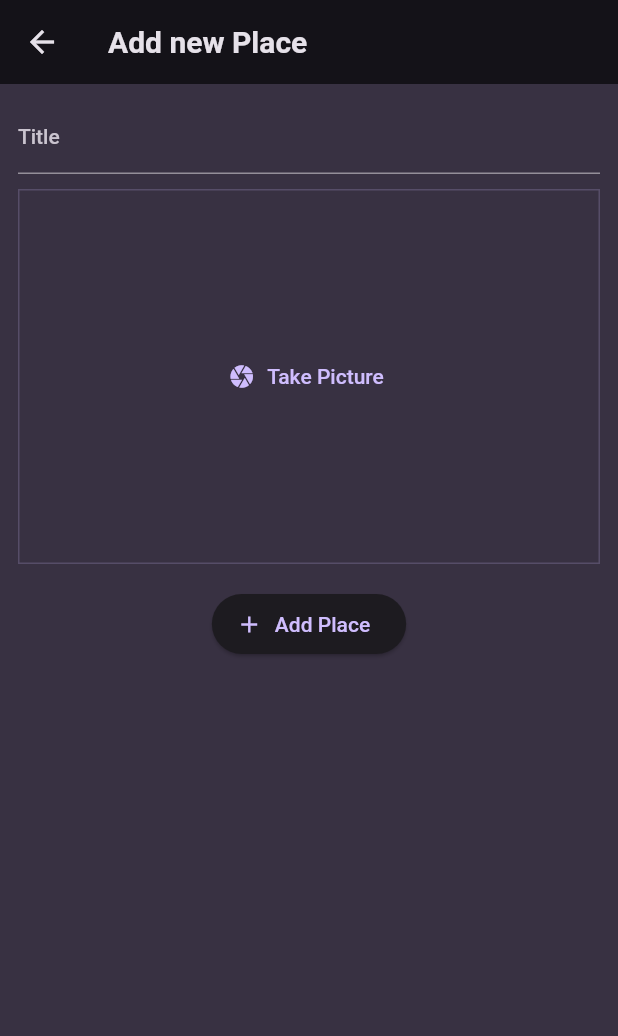
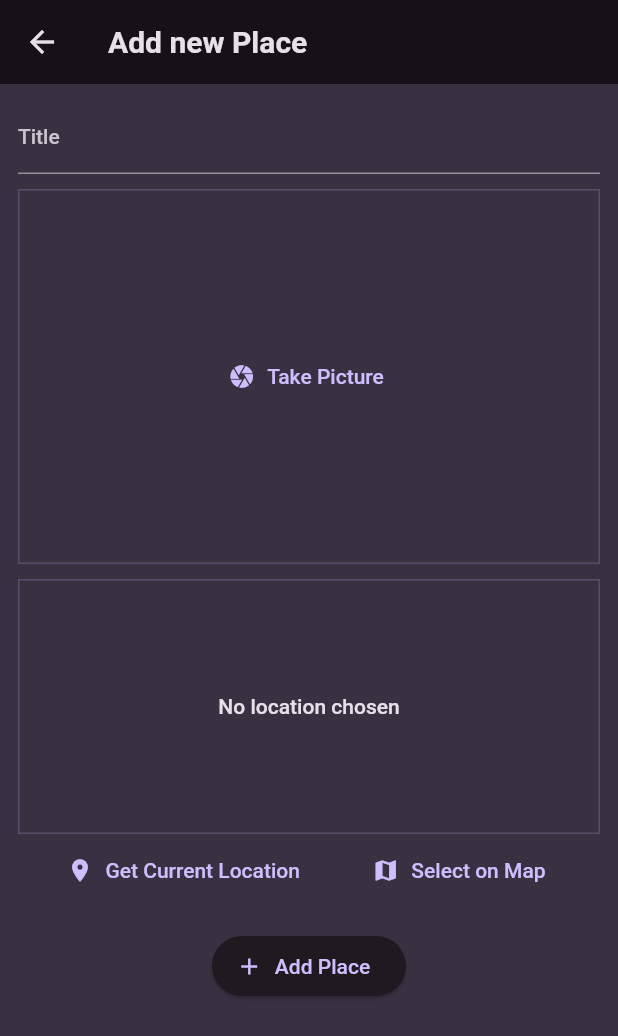
Before and after one commit to tyange/flutter_complete_favorite_places_app, a Flutter app: the AddPlaceScreen screen opened directly, on a phone screen of 412 x 824 dp. Shown: the top 1036 px of the screen. Run offline on Flutter 3.47's test engine with Material 2 defaults, Android fonts, the light colour scheme and no system bars; our stand-ins replace flutter_riverpod, google_fonts, image_picker.

Commit message:
add location input

```diff
--- a/lib/screens/add_place.dart
+++ b/lib/screens/add_place.dart
@@ -2,6 +2,7 @@ import "dart:io";
 
 import 'package:flutter/material.dart';
 import 'package:flutter_complete_favorite_places_app/widgets/image_input.dart';
+import 'package:flutter_complete_favorite_places_app/widgets/location_input.dart';
 import 'package:flutter_riverpod/flutter_riverpod.dart';
 
 import 'package:flutter_complete_favorite_places_app/providers/user_places.dart';
@@ -63,6 +64,10 @@ class _AddPlaceScreenState extends ConsumerState<AddPlaceScreen> {
               },
             ),
             const SizedBox(
+              height: 10,
+            ),
+            LocationInput(),
+            const SizedBox(
               height: 16,
             ),
             ElevatedButton.icon(
--- /dev/null
+++ b/lib/widgets/location_input.dart
@@ -0,0 +1,61 @@
+import 'package:flutter/material.dart';
+
+class LocationInput extends StatefulWidget {
+  const LocationInput({super.key});
+
+  @override
+  State<LocationInput> createState() {
+    return _LocationInputState();
+  }
+}
+
+class _LocationInputState extends State<LocationInput> {
+  @override
+  Widget build(BuildContext context) {
+    return Column(
+      children: [
+        Container(
+          height: 170,
+          width: double.infinity,
+          alignment: Alignment.center,
+          decoration: BoxDecoration(
+            border: Border.all(
+              width: 1,
+              color: Theme.of(context).colorScheme.primary.withOpacity(0.2),
+            ),
+          ),
+          child: Text(
+            'No location chosen',
+            textAlign: TextAlign.center,
+            style: Theme.of(context).textTheme.bodyLarge!.copyWith(
+                  color: Theme.of(context).colorScheme.onBackground,
+                ),
+          ),
+        ),
+        Row(
+          mainAxisAlignment: MainAxisAlignment.spaceEvenly,
+          children: [
+            TextButton.icon(
+              icon: const Icon(
+                Icons.location_on,
+              ),
+              label: const Text(
+                'Get Current Location',
+              ),
+              onPressed: () {},
+            ),
+            TextButton.icon(
+              icon: const Icon(
+                Icons.map,
+              ),
+              label: const Text(
+                'Select on Map',
+              ),
+              onPressed: () {},
+            ),
+          ],
+        )
+      ],
+    );
+  }
+}
--- a/pubspec.yaml
+++ b/pubspec.yaml
@@ -39,6 +39,7 @@ dependencies:
   uuid: ^4.1.0
   flutter_riverpod: ^2.4.5
   image_picker: ^1.0.4
+  location: ^5.0.3
 
 dev_dependencies:
   flutter_test:
```
Also changed, not shown: pubspec.lock, 2 other files.
